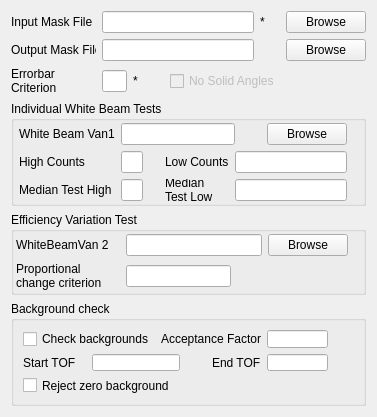
Above: Code/qtiplot/MantidQt/MantidWidgets/inc/MWDiag.ui from mantidproject/mantid before the change. Below: the same form after it.
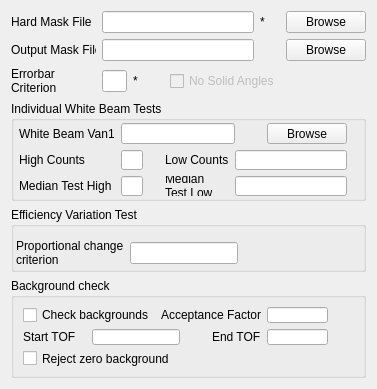
That is the form after the change.

What changed in the file:
```diff
--- a/Code/qtiplot/MantidQt/MantidWidgets/inc/MWDiag.ui
+++ b/Code/qtiplot/MantidQt/MantidWidgets/inc/MWDiag.ui
@@ -31,7 +31,7 @@
       </size>
      </property>
      <property name="text" >
-      <string>Input Mask File</string>
+      <string>Hard Mask File</string>
      </property>
     </widget>
    </item>
@@ -401,7 +401,7 @@
         </property>
        </spacer>
       </item>
-      <item row="1" column="4" >
+      <item row="1" column="3" >
        <spacer name="horizontalSpacer_3" >
         <property name="orientation" >
          <enum>Qt::Horizontal</enum>
@@ -417,29 +417,6 @@
         </property>
        </spacer>
       </item>
-      <item row="0" column="0" >
-       <widget class="QLabel" name="lbWBV2" >
-        <property name="sizePolicy" >
-         <sizepolicy vsizetype="Expanding" hsizetype="Expanding" >
-          <horstretch>0</horstretch>
-          <verstretch>0</verstretch>
-         </sizepolicy>
-        </property>
-        <property name="text" >
-         <string>WhiteBeamVan 2</string>
-        </property>
-       </widget>
-      </item>
-      <item row="0" column="1" colspan="3" >
-       <widget class="QLineEdit" name="leWBV2" />
-      </item>
-      <item row="0" column="4" >
-       <widget class="QPushButton" name="pbWBV2" >
-        <property name="text" >
-         <string>Browse</string>
-        </property>
-       </widget>
-      </item>
       <item row="1" column="0" >
        <widget class="QLabel" name="lbVariation" >
         <property name="text" >
@@ -466,13 +443,26 @@
         </property>
        </widget>
       </item>
-      <item row="1" column="5" >
+      <item row="1" column="4" >
        <widget class="QLabel" name="validator_label" >
         <property name="text" >
          <string/>
         </property>
        </widget>
       </item>
+      <item row="0" column="1" >
+       <spacer name="verticalSpacer" >
+        <property name="orientation" >
+         <enum>Qt::Vertical</enum>
+        </property>
+        <property name="sizeHint" stdset="0" >
+         <size>
+          <width>0</width>
+          <height>10</height>
+         </size>
+        </property>
+       </spacer>
+      </item>
      </layout>
     </widget>
    </item>
```
